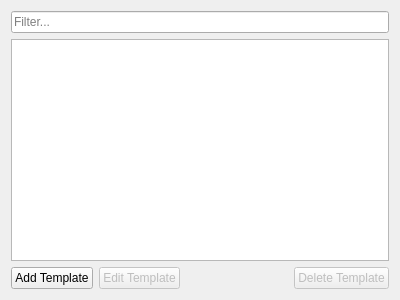
Qt form ui/widgets/templateswidget.ui (PhilippParis/BusinessManager) before a commit.
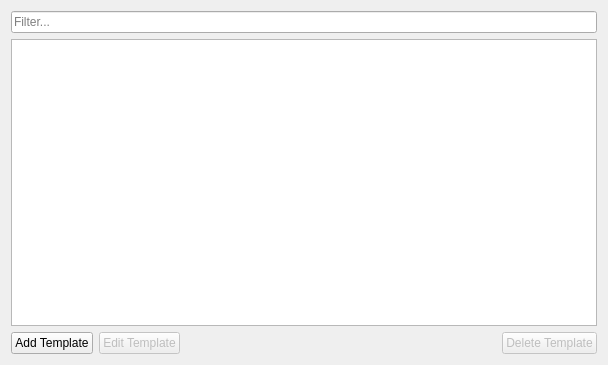
The same form after that commit. Icons and pictures are not drawn.

Patch:
```diff
--- a/ui/widgets/templateswidget.ui
+++ b/ui/widgets/templateswidget.ui
@@ -6,8 +6,8 @@
    <rect>
     <x>0</x>
     <y>0</y>
-    <width>400</width>
-    <height>300</height>
+    <width>608</width>
+    <height>365</height>
    </rect>
   </property>
   <property name="windowTitle">
```
Left out of the diff: 16 changed lines with no effect on the pictures.
